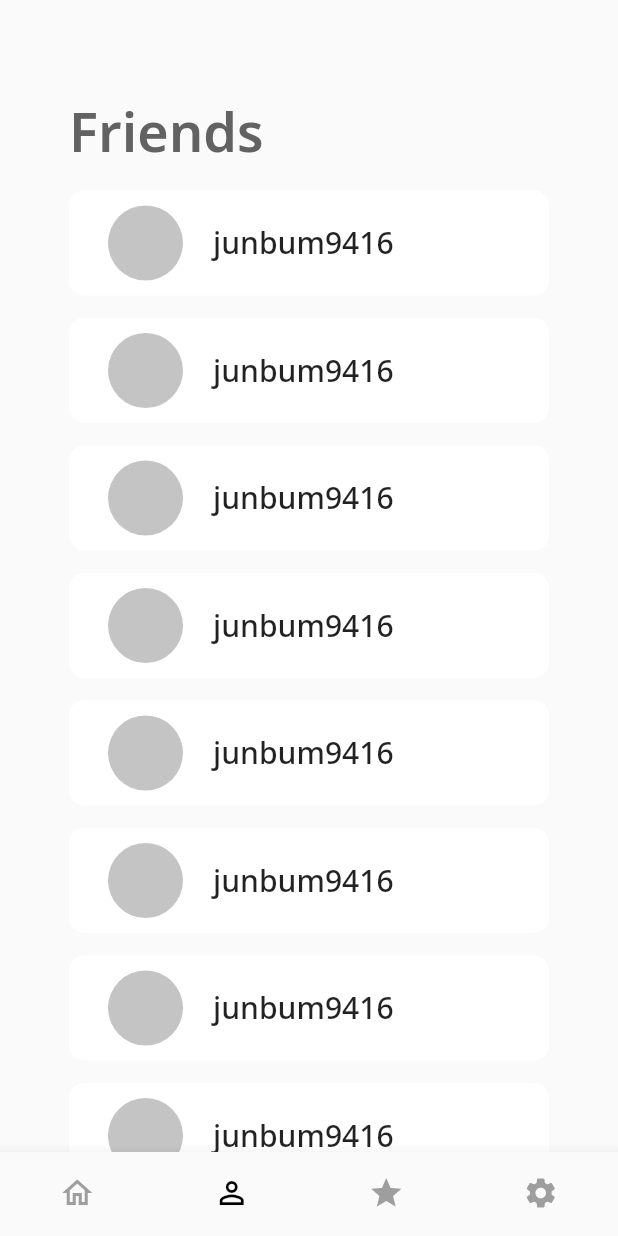
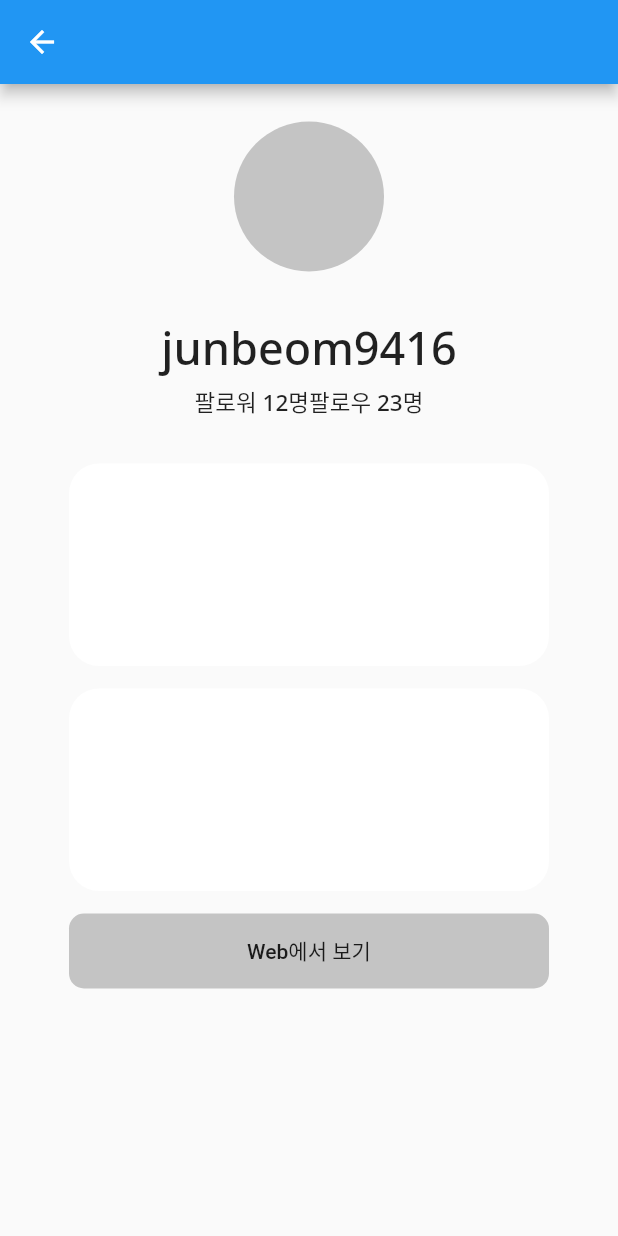
Before and after one commit to Palette-GitChart/GitChart-Android-Flutter, a Flutter app: the screen it shows after launch, item 2 of the bottom bar chosen, after a tap on "junbum9416", on a phone screen of 412 x 824 dp. Run offline on Flutter 3.47's test engine with Material 2 defaults, Android fonts, the phone set to English and light mode, and no system bars.

Commit message:
친구 상세 페이지 작성

```diff
--- a/lib/Friends_page.dart
+++ b/lib/Friends_page.dart
@@ -1,4 +1,6 @@
 import 'package:flutter/material.dart';
+
+import 'In_friends_page.dart';
 
 class FriendPage extends StatefulWidget {
   const FriendPage({Key? key}) : super(key: key);
@@ -20,7 +22,6 @@ class _FriendPageState extends State<FriendPage> {
               mainAxisAlignment: MainAxisAlignment.center,
               children: [
                 Column(
-                  mainAxisAlignment: MainAxisAlignment.center,
                   children: [
                     SizedBox(height: 63),
                     buildFriends(),
@@ -57,7 +58,12 @@ class _FriendPageState extends State<FriendPage> {
       decoration: BoxDecoration(
           borderRadius: BorderRadius.circular(10.0), color: Colors.white),
       child: FlatButton(
-        onPressed: () {},
+        onPressed: () {
+          Navigator.push(
+            context,
+            MaterialPageRoute(builder: (context) => InFriendsPage()),
+          );
+        },
         child: Padding(
           padding: EdgeInsets.only(left: 10, top: 10, bottom: 10),
           child: Row(
--- a/lib/Home_page.dart
+++ b/lib/Home_page.dart
@@ -123,6 +123,13 @@ class HomePage extends StatelessWidget {
               decoration: BoxDecoration(
                   borderRadius: BorderRadius.circular(20.0),
                   color: Color(0xffF5F5F5)),
+              child: Container(
+                width: 155,
+                height: 15,
+                decoration: BoxDecoration(
+                    borderRadius: BorderRadius.circular(20.0),
+                    color: Color(0xff7FC567)),
+              ),
             ),
             SizedBox(height: 13),
             Row(
--- a/lib/In_friends_page.dart
+++ b/lib/In_friends_page.dart
@@ -0,0 +1,103 @@
+import 'package:flutter/material.dart';
+
+class InFriendsPage extends StatelessWidget {
+  const InFriendsPage({Key? key}) : super(key: key);
+
+  @override
+  Widget build(BuildContext context) {
+    return Scaffold(
+      appBar: AppBar(),
+      body: Padding(
+        padding: EdgeInsets.only(left: 15, right: 15, top: 25),
+        child: Container(
+          child: Row(
+            mainAxisAlignment: MainAxisAlignment.center,
+            children: [
+              Column(
+                children: [
+                  buildProfile(),
+                  SizedBox(height: 30),
+                  buildName(),
+                  SizedBox(height: 5),
+                  buildFollow(),
+                  SizedBox(height: 30),
+                  buildTodayCommit(),
+                  SizedBox(height: 15),
+                  buildYearCommit(),
+                  SizedBox(height: 15),
+                  buildWebButton()
+                ],
+              ),
+            ],
+          ),
+        ),
+      ),
+    );
+  }
+
+  Widget buildWebButton() {
+    return FlatButton(
+      onPressed: () {},
+      child: Container(
+          width: 320,
+          height: 50,
+          decoration: BoxDecoration(
+              borderRadius: BorderRadius.circular(10.0),
+              color: Color(0xffC4C4C4)),
+          child: FlatButton(onPressed: () {}, child: Text("Web에서 보기"))),
+    );
+  }
+
+  Widget buildYearCommit() {
+    return Container(
+      height: 135,
+      width: 320,
+      decoration: BoxDecoration(
+          borderRadius: BorderRadius.circular(20.0), color: Colors.white),
+    );
+  }
+
+  Widget buildTodayCommit() {
+    return Container(
+      height: 135,
+      width: 320,
+      decoration: BoxDecoration(
+          borderRadius: BorderRadius.circular(20.0), color: Colors.white),
+    );
+  }
+
+  Widget buildFollow() {
+    return Row(
+      mainAxisAlignment: MainAxisAlignment.spaceBetween,
+      children: [
+        Text('팔로워 12명',
+            style: TextStyle(
+                fontFamily: 'NotoSans',
+                fontSize: 15,
+                fontWeight: FontWeight.w500)),
+        Text('팔로우 23명',
+            style: TextStyle(
+                fontFamily: 'NotoSans',
+                fontSize: 15,
+                fontWeight: FontWeight.w500))
+      ],
+    );
+  }
+
+  Widget buildName() {
+    return Text('junbeom9416',
+        style: TextStyle(
+            fontFamily: 'NotoSans', fontSize: 30, fontWeight: FontWeight.w500));
+  }
+
+  Widget buildProfile() {
+    return Container(
+      height: 100,
+      width: 100,
+      child: CircleAvatar(
+        radius: 50,
+        backgroundColor: Color(0xffC4C4C4),
+      ),
+    );
+  }
+}
--- a/lib/Setting_page.dart
+++ b/lib/Setting_page.dart
@@ -14,8 +14,6 @@ class _SettingPageState extends State<SettingPage> {
       body: Padding(
         padding: EdgeInsets.only(left: 30, right: 30),
         child: Container(
-          child: SingleChildScrollView(
-            physics: BouncingScrollPhysics(),
           child: Row(
             mainAxisAlignment: MainAxisAlignment.center,
             children: [
@@ -38,7 +36,6 @@ class _SettingPageState extends State<SettingPage> {
                 ],
               ),
             ],
-            ),
           ),
         ),
       ),
```
Lines whose indentation alone changed are shown as unchanged.
